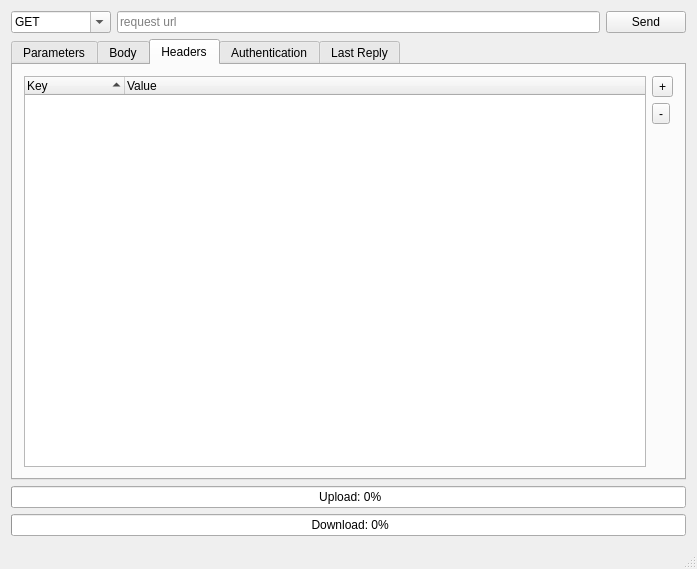
Skycoder42/QtRestClient, file examples/restclient/SimpleRestClientApp/mainwindow.ui: the form before one commit.
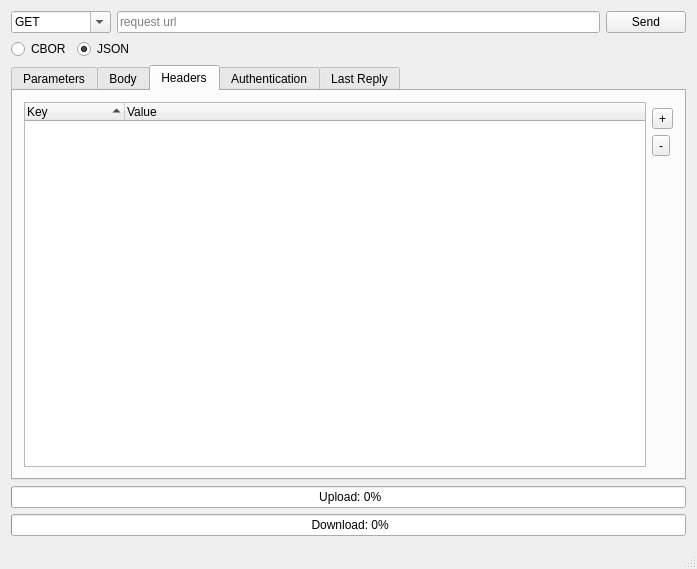
The form after the commit. The open tabs and pages were chosen to show the change.

Commit message: update raw json sample

Patch:
```diff
--- a/examples/restclient/SimpleRestClientApp/mainwindow.ui
+++ b/examples/restclient/SimpleRestClientApp/mainwindow.ui
@@ -76,6 +76,40 @@
         </item>
        </layout>
       </item>
+      <item>
+       <layout class="QHBoxLayout" name="horizontalLayout_2">
+        <item>
+         <widget class="QRadioButton" name="cborButton">
+          <property name="text">
+           <string>CBOR</string>
+          </property>
+         </widget>
+        </item>
+        <item>
+         <widget class="QRadioButton" name="jsonButton">
+          <property name="text">
+           <string>JSON</string>
+          </property>
+          <property name="checked">
+           <bool>true</bool>
+          </property>
+         </widget>
+        </item>
+        <item>
+         <spacer name="horizontalSpacer">
+          <property name="orientation">
+           <enum>Qt::Horizontal</enum>
+          </property>
+          <property name="sizeHint" stdset="0">
+           <size>
+            <width>40</width>
+            <height>20</height>
+           </size>
+          </property>
+         </spacer>
+        </item>
+       </layout>
+      </item>
       <item>
        <widget class="QTabWidget" name="tabWidget">
         <property name="currentIndex">
@@ -189,8 +223,35 @@
          <attribute name="title">
           <string>Headers</string>
          </attribute>
-         <layout class="QHBoxLayout" name="horizontalLayout_2">
-          <item>
+         <layout class="QGridLayout" name="gridLayout_2">
+          <item row="5" column="6">
+           <widget class="QToolButton" name="addHeaderButton">
+            <property name="text">
+             <string>+</string>
+            </property>
+           </widget>
+          </item>
+          <item row="6" column="6">
+           <widget class="QToolButton" name="removeHeaderButton">
+            <property name="text">
+             <string>-</string>
+            </property>
+           </widget>
+          </item>
+          <item row="7" column="6">
+           <spacer name="verticalSpacer_2">
+            <property name="orientation">
+             <enum>Qt::Vertical</enum>
+            </property>
+            <property name="sizeHint" stdset="0">
+             <size>
+              <width>20</width>
+              <height>40</height>
+             </size>
+            </property>
+           </spacer>
+          </item>
+          <item row="4" column="0" rowspan="5" colspan="6">
            <widget class="QTreeWidget" name="headersTreeWidget">
             <property name="editTriggers">
              <set>QAbstractItemView::AllEditTriggers</set>
@@ -225,37 +286,6 @@
             </column>
            </widget>
           </item>
-          <item>
-           <layout class="QVBoxLayout" name="verticalLayout_5">
-            <item>
-             <widget class="QToolButton" name="addHeaderButton">
-              <property name="text">
-               <string>+</string>
-              </property>
-             </widget>
-            </item>
-            <item>
-             <widget class="QToolButton" name="removeHeaderButton">
-              <property name="text">
-               <string>-</string>
-              </property>
-             </widget>
-            </item>
-            <item>
-             <spacer name="verticalSpacer_2">
-              <property name="orientation">
-               <enum>Qt::Vertical</enum>
-              </property>
-              <property name="sizeHint" stdset="0">
-               <size>
-                <width>20</width>
-                <height>40</height>
-               </size>
-              </property>
-             </spacer>
-            </item>
-           </layout>
-          </item>
          </layout>
         </widget>
         <widget class="QWidget" name="authTab">
```
The commit also changes 4 other files.
